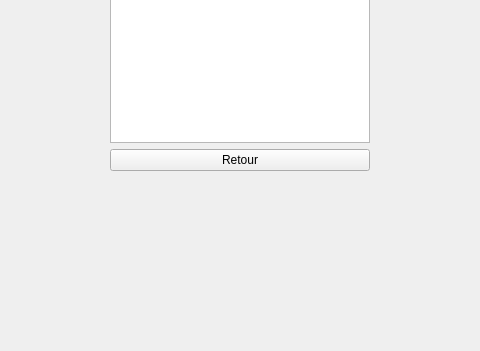
gregaou/QWhereIsTheKeys, file Jeu/ui/vue_profil_supprimer.ui: the form before one commit; both pictures show x 160 to 640 and y 249 to 600 of the 800 by 600 pixel window.
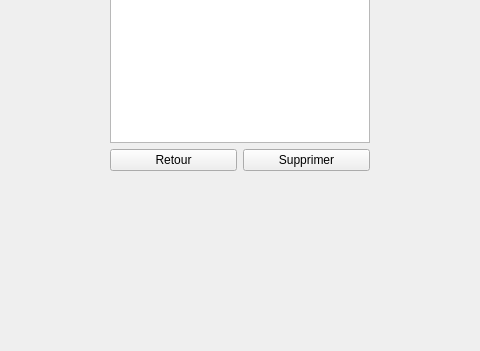
The form after the commit.

Commit message: Suppression du delegate (inutile) , modification des vues profils ( controles à la suppression )

What changed in the file:
```diff
--- a/Jeu/ui/vue_profil_supprimer.ui
+++ b/Jeu/ui/vue_profil_supprimer.ui
@@ -67,6 +67,8 @@
          </property>
         </widget>
        </item>
+       <item>
+        <layout class="QHBoxLayout" name="boutonLayout">
        <item>
         <widget class="QPushButton" name="boutonRetour">
          <property name="text">
@@ -75,6 +77,15 @@
         </widget>
        </item>
        <item>
+          <widget class="QPushButton" name="boutonSupprimer">
+           <property name="text">
+            <string>Supprimer</string>
+           </property>
+          </widget>
+         </item>
+        </layout>
+       </item>
+       <item>
         <spacer name="spacerBas">
          <property name="orientation">
           <enum>Qt::Vertical</enum>
```
Left out of the diff: 12 changed lines with no effect on the pictures. Lines whose indentation alone changed are shown as unchanged. The commit also changes 15 other files.
